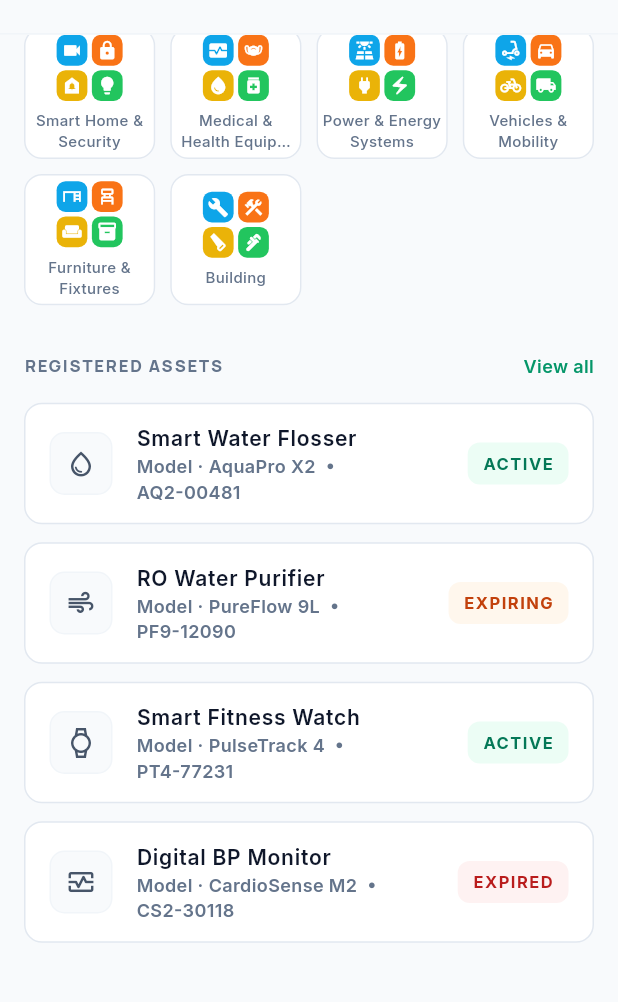
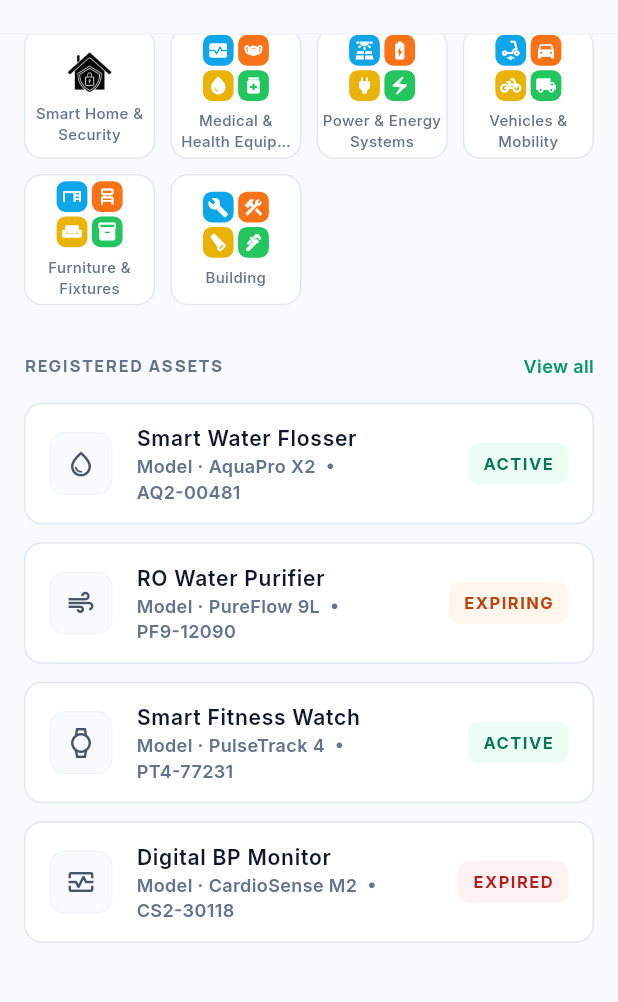
Before and after one commit to Mahanandh/Brumbella, a Flutter app: the DashboardHomeView widget shown alone on an empty page, opened directly, scrolled down 354 dp, on a phone screen of 412 x 824 dp, the part 126-1128 px from its top. Run offline on Flutter 3.47's test engine with Material 3 defaults, Android fonts, the phone set to English and light mode, and no system bars; our stand-ins replace google_fonts.

Commit message:
feat: replace smart home quadrant logo with custom image asset

```diff
--- a/lib/main.dart
+++ b/lib/main.dart
@@ -1541,7 +1541,7 @@ class _DashboardHomeViewState extends State<DashboardHomeView> {
                     _buildDiscoveryCategoryCard('Consumer Electronics', Icons.devices_other_outlined, imageAsset: 'assets/images/consumer_electronics_logo.png'),
                     _buildDiscoveryCategoryCard('IT & Networking Infrastructure', Icons.router_outlined, imageAsset: 'assets/images/network_logo.png'),
                     _buildDiscoveryCategoryCard('Climate Control', Icons.ac_unit_outlined, imageAsset: 'assets/images/climate_control.jpg'),
-                    _buildDiscoveryCategoryCard('Smart Home & Security', Icons.security_outlined, quadrantIcons: [Icons.videocam, Icons.lock, Icons.doorbell, Icons.lightbulb]),
+                    _buildDiscoveryCategoryCard('Smart Home & Security', Icons.security_outlined, imageAsset: 'assets/images/home_security.jpg'),
                     _buildDiscoveryCategoryCard('Medical & Health Equipment', Icons.health_and_safety_outlined, quadrantIcons: [Icons.monitor_heart, Icons.masks, Icons.water_drop, Icons.medication]),
                     _buildDiscoveryCategoryCard('Power & Energy Systems', Icons.solar_power_outlined, quadrantIcons: [Icons.solar_power, Icons.battery_charging_full, Icons.power, Icons.electric_bolt]),
                     _buildDiscoveryCategoryCard('Vehicles & Mobility', Icons.electric_car_outlined, quadrantIcons: [Icons.electric_scooter, Icons.directions_car, Icons.pedal_bike, Icons.local_shipping]),
```
Also changed, not shown: assets/images/home_security.jpg (added).
